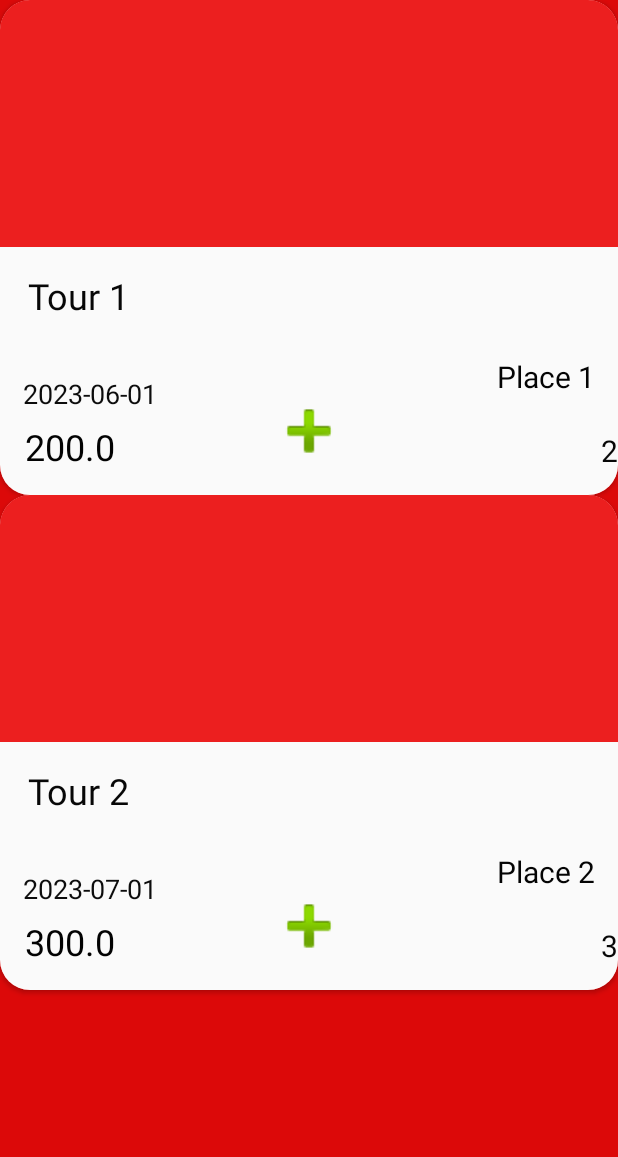
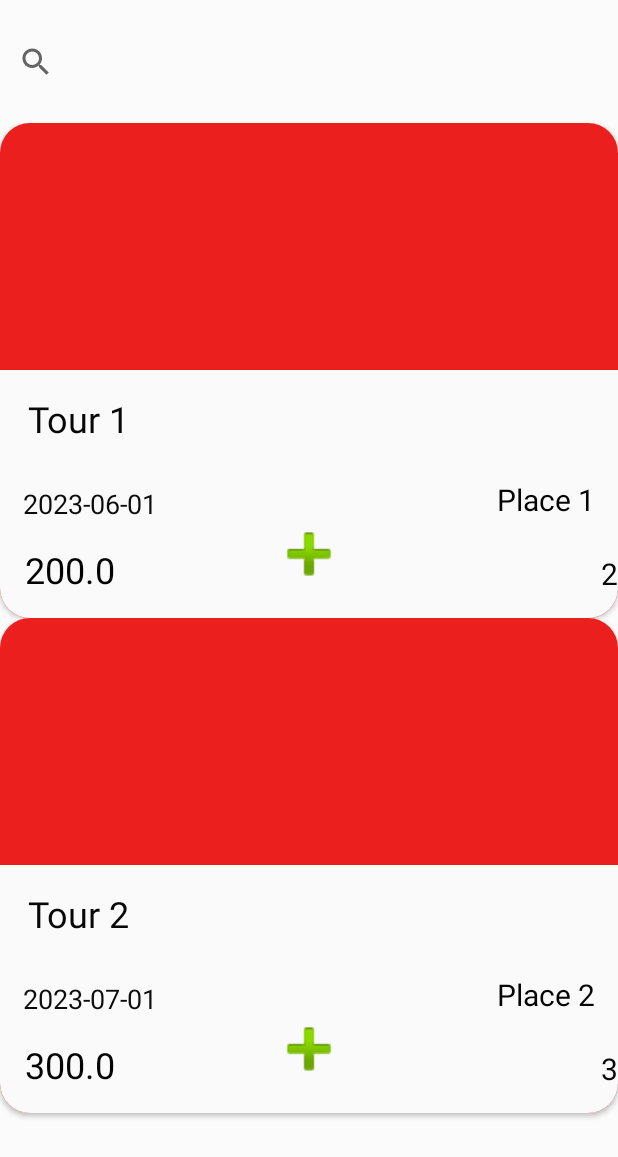
Before and after one commit to duyNguyen8202/Go_Db, an Android app: the AllTourActivity screen opened directly, with no data from a screen before it, on a phone screen of 412 x 824 dp. Shown: the top 1157 px of the screen. Run offline under Robolectric (Android 15) with nearby library versions, the phone set to English and light mode, and no system bars.

Commit message:
searchbar

```diff
--- a/app/build.gradle
+++ b/app/build.gradle
@@ -26,9 +26,12 @@ android {
 }
 
 dependencies {
+    implementation 'com.android.car.ui:car-ui-lib:2.0.0'
     def nav_version = "2.3.5"
     implementation "androidx.navigation:navigation-fragment-ktx:$nav_version"
     implementation "androidx.navigation:navigation-ui-ktx:$nav_version"
+    implementation 'androidx.appcompat:appcompat:1.2.0'
+    implementation 'androidx.gridlayout:gridlayout:1.0.0'
     implementation 'androidx.fragment:fragment:1.3.6'
     implementation 'androidx.appcompat:appcompat:1.6.1'
     implementation "androidx.cardview:cardview:1.0.0"
--- a/app/src/main/java/com/example/ltdd_finalproject/activity/AllTourActivity.java
+++ b/app/src/main/java/com/example/ltdd_finalproject/activity/AllTourActivity.java
@@ -8,6 +8,7 @@ import android.content.Intent;
 import android.os.Bundle;
 import android.view.View;
 import android.widget.Button;
+import android.widget.SearchView;
 import android.widget.Toast;
 
 import com.example.ltdd_finalproject.R;
@@ -28,7 +29,7 @@ public class AllTourActivity extends AppCompatActivity {
     protected void onCreate(Bundle savedInstanceState) {
         super.onCreate(savedInstanceState);
         setContentView(R.layout.activity_all_tour);
-
+        SearchView searchView = findViewById(R.id.searchTour);
         RecyclerView recyclerView = findViewById(R.id.recycleViewTours);
 
         mTours.add(new Tour("1", "1", "1", "Tour 1", "Place 1", LocalDate.of(2023, 6, 1), LocalDate.of(2023, 6, 5), 2, BigDecimal.valueOf(200.0), "https://example.com/image1.jpg", true));
@@ -40,6 +41,19 @@ public class AllTourActivity extends AppCompatActivity {
         ///////////////
         recyclerView.setLayoutManager(linearLayoutManager);
         //
+        searchView.setOnQueryTextListener(new SearchView.OnQueryTextListener() {
+            @Override
+            public boolean onQueryTextSubmit(String query) {
+                // Do nothing on submit
+                return false;
+            }
 
+            @Override
+            public boolean onQueryTextChange(String newText) {
+                // Filter the data set based on the search query
+                mTourAdapter.filter(newText);
+                return true;
+            }
+        });
     }
 }
--- a/app/src/main/java/com/example/ltdd_finalproject/adapters/TourAdapter.java
+++ b/app/src/main/java/com/example/ltdd_finalproject/adapters/TourAdapter.java
@@ -13,29 +13,53 @@ import androidx.recyclerview.widget.RecyclerView;
 import com.example.ltdd_finalproject.R;
 import com.example.ltdd_finalproject.models.Tour;
 
+import java.util.ArrayList;
 import java.util.List;
 
-public class TourAdapter extends RecyclerView.Adapter<TourAdapter.TourViewHolder>{
-    private static final  String TAG="TourAdapter";
+public class TourAdapter extends RecyclerView.Adapter<TourAdapter.TourViewHolder> {
+    private static final String TAG = "TourAdapter";
     private List<Tour> tourList;
+    private List<Tour> filteredList;
     private Context mContext;
     private LayoutInflater mLayoutInflater;
-    public TourAdapter(Context context, List<Tour> datas){
+
+    public TourAdapter(Context context, List<Tour> datas) {
         mContext = context;
         tourList = datas;
+        filteredList = new ArrayList<>(datas);
         mLayoutInflater = LayoutInflater.from(context);
     }
+
     @NonNull
     @Override
     public TourViewHolder onCreateViewHolder(@NonNull ViewGroup parent, int viewType) {
-        View view = mLayoutInflater.inflate(R.layout.tour_item,parent,false);
+        View view = mLayoutInflater.inflate(R.layout.tour_item, parent, false);
         return new TourViewHolder(view);
+    }
+
+    public void filter(String query) {
+        query = query.toLowerCase().trim();
+
+        filteredList.clear();
+
+        if (query.length() == 0) {
+            filteredList.addAll(tourList);
+        } else {
+            for (Tour tour : tourList) {
+                if (tour.getTourName().toLowerCase().contains(query) ||
+                        tour.getPlaceGo().toLowerCase().contains(query)) {
+                    filteredList.add(tour);
+                }
+            }
+        }
+
+        notifyDataSetChanged();
     }
 
     @Override
     public void onBindViewHolder(@NonNull TourViewHolder holder, int position) {
-        Tour tour = tourList.get(position);
-        if (tour==null){
+        Tour tour = filteredList.get(position);
+        if (tour == null) {
             return;
         }
         //holder.imageViewTour.setImageResource(tour.getImageLink());
@@ -48,21 +72,19 @@ public class TourAdapter extends RecyclerView.Adapter<TourAdapter.TourViewHolder
 
     @Override
     public int getItemCount() {
-        if (tourList != null){
-            return tourList.size();
-        }
-        return 0;
+        return filteredList.size();
     }
 
-    public class TourViewHolder extends RecyclerView.ViewHolder
-    {
+    public class TourViewHolder extends RecyclerView.ViewHolder {
         private ImageView imageViewTour;
-        private TextView textViewTourName,textViewNgayDi,textViewPrice,textViewSoNguoi,textViewNoiDi;
+        private TextView textViewTourName, textViewNgayDi, textViewPrice, textViewSoNguoi, textViewNoiDi;
+
         public TourViewHolder(@NonNull View itemView) {
             super(itemView);
             anhXa();
         }
-        public void anhXa(){
+
+        public void anhXa() {
             imageViewTour = itemView.findViewById(R.id.imageViewTour);
             textViewTourName = itemView.findViewById(R.id.textViewTourName);
             textViewNgayDi = itemView.findViewById(R.id.textViewNgayDi);
--- a/app/src/main/res/layout/activity_all_tour.xml
+++ b/app/src/main/res/layout/activity_all_tour.xml
@@ -4,16 +4,28 @@
     xmlns:tools="http://schemas.android.com/tools"
     android:layout_width="match_parent"
     android:layout_height="match_parent"
-    android:background="#DC0909"
+    android:layout_weight="1"
+    android:background="#FBFBFB"
     tools:context=".activity.AllTourActivity">
 
-    <androidx.recyclerview.widget.RecyclerView
-        android:id="@+id/recycleViewTours"
+    <LinearLayout
         android:layout_width="match_parent"
         android:layout_height="match_parent"
-        android:scrollbars="vertical"
-        app:layout_constraintBottom_toBottomOf="parent"
-        app:layout_constraintTop_toTopOf="parent"
-        app:layout_constraintVertical_bias="0.0"
-        tools:layout_editor_absoluteX="0dp" />
+        android:orientation="vertical"
+        android:weightSum="10">
+
+        <SearchView
+            android:id="@+id/searchTour"
+            android:layout_width="match_parent"
+            android:layout_height="0dp"
+            android:layout_weight="1" />
+
+        <androidx.recyclerview.widget.RecyclerView
+            android:id="@+id/recycleViewTours"
+            android:layout_width="match_parent"
+            android:layout_height="0dp"
+            android:layout_weight="9"
+            android:scrollbars="vertical" />
+    </LinearLayout>
+
 </androidx.constraintlayout.widget.ConstraintLayout>
--- a/app/src/main/res/layout/tour_item.xml
+++ b/app/src/main/res/layout/tour_item.xml
@@ -99,7 +99,7 @@
                 app:layout_constraintHorizontal_bias="0.048"
                 app:layout_constraintStart_toStartOf="parent"
                 app:layout_constraintTop_toBottomOf="@+id/textViewTourName"
-                app:layout_constraintVertical_bias="0.552" />
+                app:layout_constraintVertical_bias="0.0" />
 
             <ImageView
                 android:id="@+id/imageView4"
```
Also changed, not shown: app/src/main/java/com/example/ltdd_finalproject/activity/AllHotelActivity.java (+16 -0 lines), app/src/main/java/com/example/ltdd_finalproject/activity/AllVehicleActivity.java (+16 -0 lines), app/src/main/java/com/example/ltdd_finalproject/adapters/HotelAdapter.java (+33 -7 lines), app/src/main/java/com/example/ltdd_finalproject/adapters/VehicleAdapter.java (+72 -41 lines), app/src/main/res/layout/activity_all_hotel.xml (+11 -4 lines), app/src/main/res/layout/activity_all_vehicle.xml (+9 -2 lines), 412 other files.
